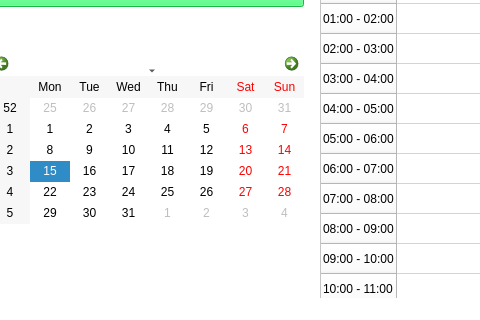
This is CalendarToDoList/mainwindow.ui in DarthReca/calendar-to-do-list as Qt 5 draws it before an edit; both pictures show x 0 to 480 and y 94 to 414 of the 1128 by 414 pixel window. The edited form follows.
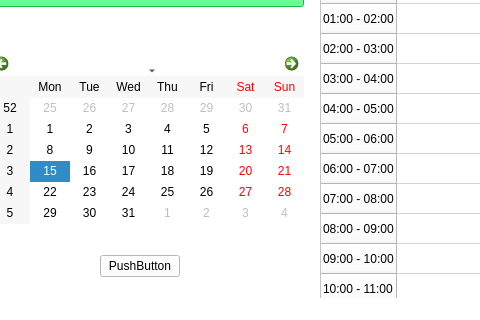
This is the edited form.

What changed in the file:
```diff
--- a/CalendarToDoList/mainwindow.ui
+++ b/CalendarToDoList/mainwindow.ui
@@ -244,6 +244,19 @@
      </item>
     </layout>
    </widget>
+   <widget class="QPushButton" name="receiveChanges">
+    <property name="geometry">
+     <rect>
+      <x>100</x>
+      <y>330</y>
+      <width>80</width>
+      <height>22</height>
+     </rect>
+    </property>
+    <property name="text">
+     <string>PushButton</string>
+    </property>
+   </widget>
   </widget>
   <widget class="QMenuBar" name="menubar">
    <property name="geometry">
```
Left out of the diff: 2 changed lines with no effect on the pictures.
